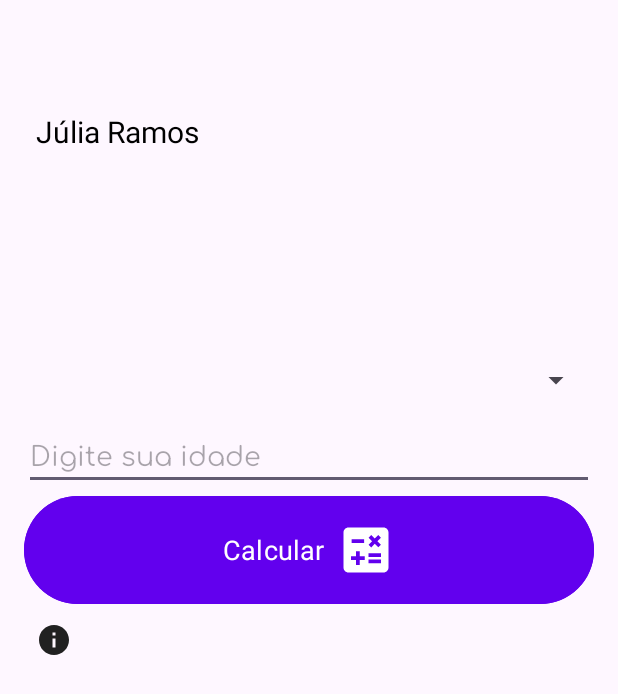
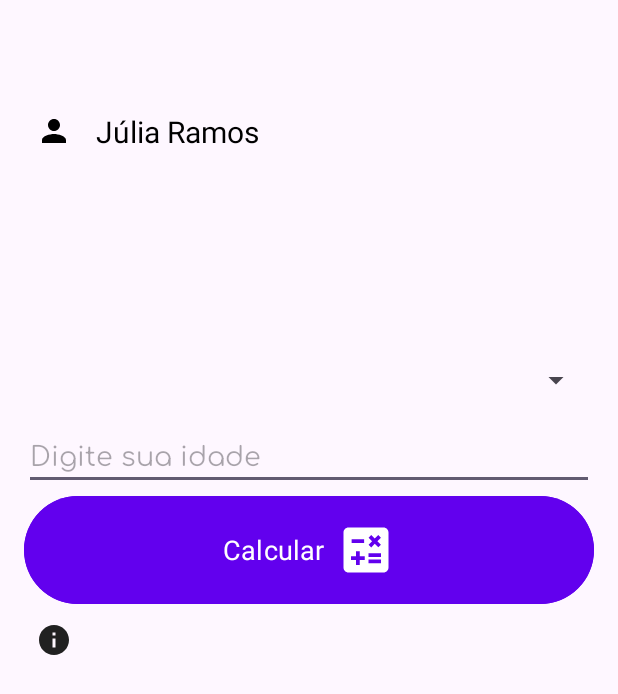
Before and after one commit to J-Ramos104/Ativ2, an Android app: the layout activity_main.xml on its own in the app's theme, with its tools: preview values and no code run, on a phone screen of 412 x 824 dp. Shown: the top 694 px of the screen. Run offline under Robolectric (Android 15) with nearby library versions, the phone set to English and light mode, and no system bars; Roboto replaces fonts that are not available here.

Commit message:
Modificações

```diff
--- a/app/src/main/java/com/juliarld/ativaposentadoria/MainActivity.kt
+++ b/app/src/main/java/com/juliarld/ativaposentadoria/MainActivity.kt
@@ -74,7 +74,7 @@ class MainActivity : AppCompatActivity() {
                 }
             } else{
                 //Mostrando uma mensagem avisando erro caso o campo de digitar a idade esteja vazio
-                binding.textVwResultado.text = "Informe sua idade, por gentileza"
+                binding.textVwResultado.text = "Informe sua idade, por gentileza."
 
                 //Configurando o icon para que apareça junto com a mensagem
                 binding.textVwResultado.setCompoundDrawablesWithIntrinsicBounds(
--- a/app/src/main/res/layout/activity_main.xml
+++ b/app/src/main/res/layout/activity_main.xml
@@ -21,9 +21,7 @@
         android:text="Júlia Ramos"
         android:layout_marginTop="50dp"
         android:drawablePadding="16dp"
-        app:icon="@drawable/baseline_person_24"
-        app:iconGravity="start"
-        app:iconPadding="8dp" />
+        android:drawableStart="@drawable/baseline_person_24" />
 
     <Spinner
         android:id="@+id/spinner"
@@ -60,8 +58,7 @@
         android:textSize="18sp"
         app:icon="@drawable/baseline_calculate_24"
         app:iconGravity="textEnd"
-        app:iconSize="40dp"
-        android:drawableStart="@android:drawable/ic_menu_info_details"/>
+        app:iconSize="40dp"/>
 
     <com.google.android.material.textview.MaterialTextView
         android:id="@+id/textVwResultado"
```
